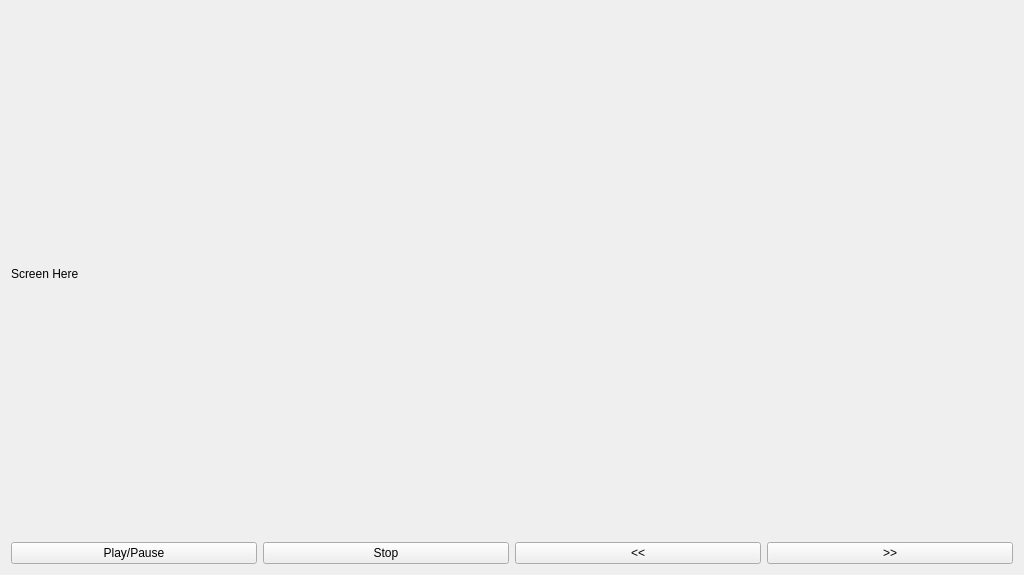
Old version of the form res/ui/mainwindow.ui in the repository alenzeinolov/WolfSuite.
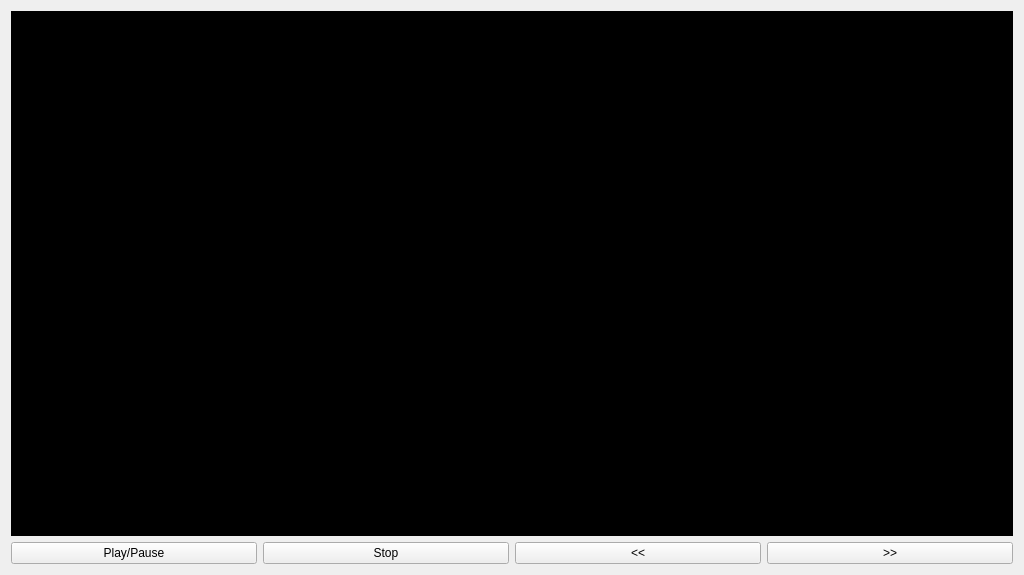
New version of the form. The open tabs and pages were chosen to show the change.

The edit to the form file:
```diff
--- a/res/ui/mainwindow.ui
+++ b/res/ui/mainwindow.ui
@@ -122,6 +122,9 @@
          <layout class="QVBoxLayout" name="verticalLayout">
           <item>
            <widget class="QLabel" name="label">
+            <property name="styleSheet">
+             <string notr="true">Background-color: #000;</string>
+            </property>
             <property name="text">
              <string>Screen Here</string>
             </property>
```
Left out of the diff: 3 changed lines with no effect on the pictures.
